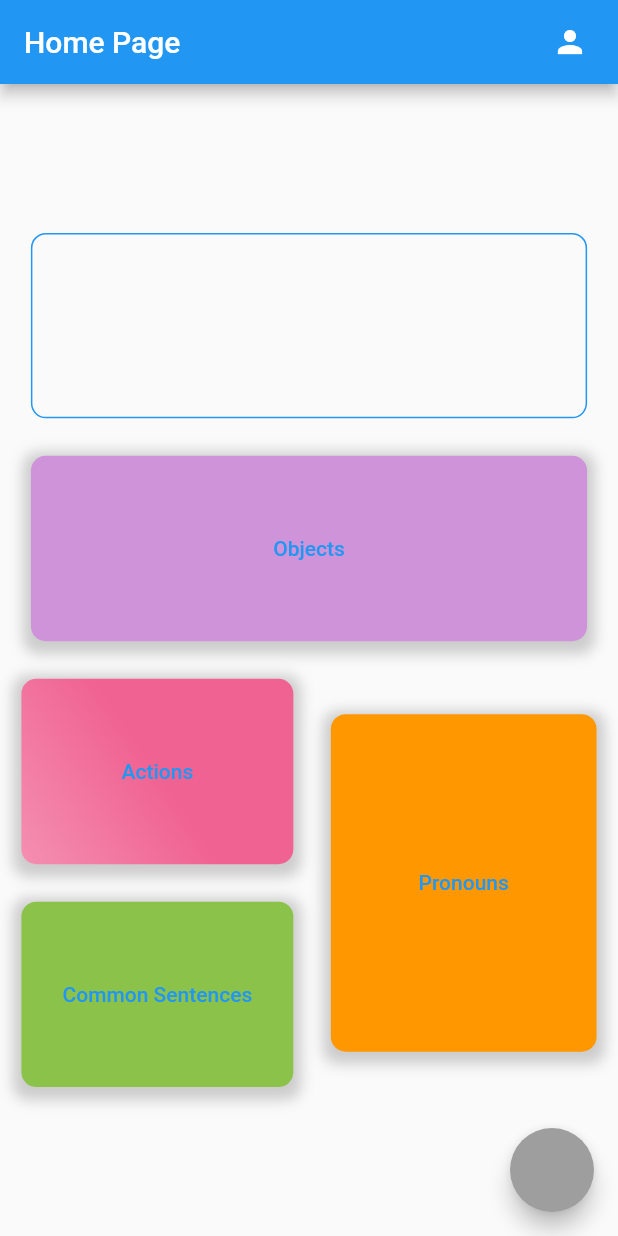
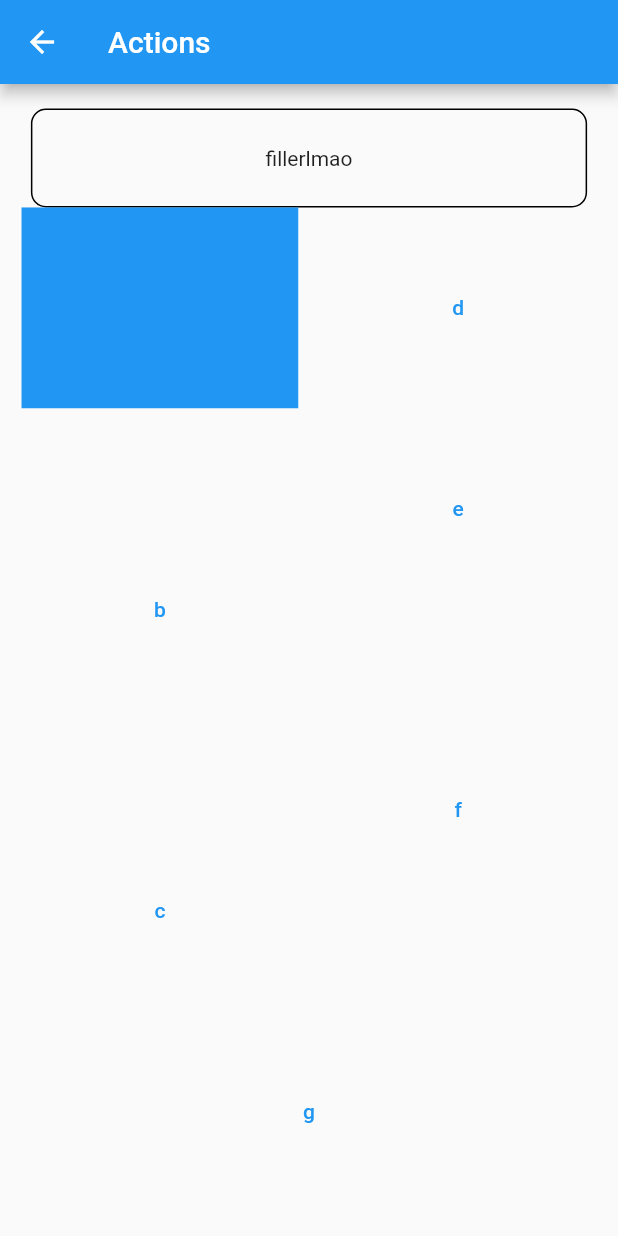
Before and after one commit to apfox500/AAC-App, a Flutter app: the screen it shows after launch, after a tap on "Actions", on a phone screen of 412 x 824 dp. Run offline on Flutter 3.47's test engine with Material 2 defaults, Android fonts, the phone set to English and light mode, and no system bars; our stand-ins replace firebase_auth, firebase_core, flutter_tts; missing offline and left inert: dart:js; accounts and stored records are empty.

Commit message:
added actions page

```diff
--- /dev/null
+++ b/lib/actions.dart
@@ -0,0 +1,124 @@
+import 'dart:js';
+
+import 'package:flutter/material.dart';
+
+String _textValue = "fillerlmao";
+
+class ActionsPage extends StatefulWidget {
+  const ActionsPage({Key? key}) : super(key: key);
+
+  @override
+  _ActionsPageState createState() => _ActionsPageState();
+}
+
+class _ActionsPageState extends State<ActionsPage> {
+  @override
+  Widget build(BuildContext context) {
+    double _width = MediaQuery.of(context).size.width;
+    double _height = MediaQuery.of(context).size.height;
+
+    return Scaffold(
+      appBar: AppBar(title: const Text("Actions")),
+      body: Column(
+        mainAxisAlignment: MainAxisAlignment.center,
+        children: <Widget>[
+          Center(
+            child: Container(
+              width: _width * .9,
+              height: _height * .08,
+              child: Center(child: Text(_textValue)),
+              decoration: BoxDecoration(
+                border: Border.all(),
+                borderRadius: BorderRadius.circular(10.0),
+              ),
+            ),
+          ),
+          buttons(_width * .9, _height * .9,
+              ["a", "b", "c", "d", "e", "f", "g"], context),
+        ],
+      ),
+    );
+  }
+}
+
+Widget buttons(double width, double height, List lables, BuildContext context) {
+  double _defaultHeight = height / 5.54;
+  double _defaultWidth = width / 2.01;
+  return Column(
+    mainAxisAlignment: MainAxisAlignment.spaceEvenly,
+    children: <Widget>[
+      Row(
+        mainAxisAlignment: MainAxisAlignment.spaceEvenly,
+        children: <Widget>[
+          Column(
+            mainAxisAlignment: MainAxisAlignment.spaceEvenly,
+            children: <Widget>[
+              Container(
+                width: _defaultWidth,
+                height: _defaultHeight,
+                color: Theme.of(context).primaryColor,
+                child: TextButton(
+                  onPressed: () {},
+                  child: Text(lables[0]),
+                ),
+              ),
+              Container(
+                width: _defaultWidth,
+                height: _defaultHeight * 2,
+                child: TextButton(
+                  onPressed: () {},
+                  child: Text(lables[1]),
+                ),
+              ),
+              Container(
+                width: _defaultWidth,
+                height: _defaultHeight,
+                child: TextButton(
+                  onPressed: () {},
+                  child: Text(lables[2]),
+                ),
+              ),
+            ],
+          ),
+          Column(
+            mainAxisAlignment: MainAxisAlignment.spaceEvenly,
+            children: <Widget>[
+              Container(
+                width: _defaultWidth,
+                height: _defaultHeight,
+                child: TextButton(
+                  onPressed: () {},
+                  child: Text(lables[3]),
+                ),
+              ),
+              Container(
+                width: _defaultWidth,
+                height: _defaultHeight,
+                child: TextButton(
+                  onPressed: () {},
+                  child: Text(lables[4]),
+                ),
+              ),
+              Container(
+                width: _defaultWidth,
+                height: _defaultHeight * 2,
+                child: TextButton(
+                  onPressed: () {},
+                  child: Text(lables[5]),
+                ),
+              ),
+            ],
+          ),
+        ],
+      ),
+      Container(
+        width: width,
+        height: _defaultHeight,
+        child: TextButton(
+          onPressed: () {},
+          child: Text(lables[6]),
+        ),
+      )
+    ],
+  );
+}
--- a/lib/main.dart
+++ b/lib/main.dart
@@ -6,6 +6,7 @@ import 'package:firebase_core/firebase_core.dart';
 import 'firebase_options.dart';
 import 'package:firebase_auth/firebase_auth.dart';
 import 'login.dart' show LoginPage;
+import 'actions.dart' show ActionsPage;
 
 //TODO: Fix slight bug where this wont update across screens(some kind of varaible to pass maybe or a set state call?)
 String _newVoiceText = "";
@@ -323,7 +324,11 @@ class _MyHomePageState extends State<MyHomePage> {
                       Container(
                         width: MediaQuery.of(context).size.width * .44,
                         height: MediaQuery.of(context).size.height * .15,
-                        child: TextButton(onPressed: () {}, child: const Text("Actions")),
+                        child: TextButton(onPressed: () {
+                          Navigator.push(
+                            context, MaterialPageRoute(builder: (context) => const ActionsPage())
+                          );
+                        }, child: const Text("Actions")),
                         decoration: BoxDecoration(
                           borderRadius: BorderRadius.circular(10.0),
                           //TODO: Get the gradient to work, it refuses to work and go diagonal but oh well
```
